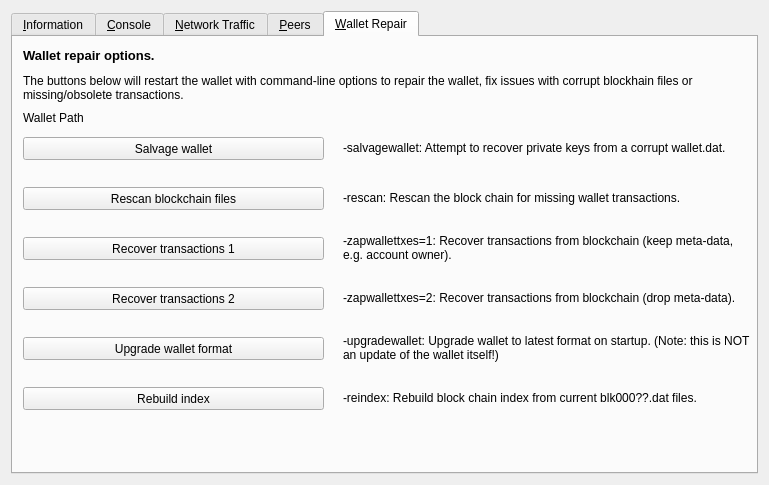
Above: src/qt/forms/debugwindow.ui from coin-lobby/Coin-Lobby-Core before the change. Below: the same form after it.
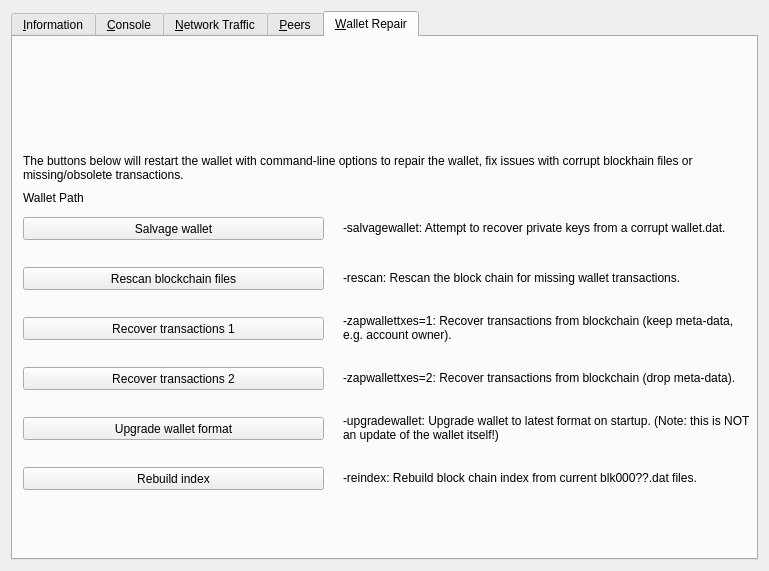
That is the form after the change. The open tabs and pages were chosen to show the change. Icons and pictures are not drawn. Custom widgets are drawn as their Qt base class.

The edit to the form file:
```diff
--- a/src/qt/forms/debugwindow.ui
+++ b/src/qt/forms/debugwindow.ui
@@ -7,7 +7,7 @@
     <x>0</x>
     <y>0</y>
     <width>769</width>
-    <height>485</height>
+    <height>571</height>
    </rect>
   </property>
   <property name="windowTitle">
@@ -1454,7 +1454,7 @@
        <property name="geometry">
         <rect>
          <x>10</x>
-         <y>100</y>
+         <y>180</y>
          <width>301</width>
          <height>23</height>
         </rect>
@@ -1473,7 +1473,7 @@
        <property name="geometry">
         <rect>
          <x>10</x>
-         <y>150</y>
+         <y>230</y>
          <width>301</width>
          <height>23</height>
         </rect>
@@ -1492,7 +1492,7 @@
        <property name="geometry">
         <rect>
          <x>10</x>
-         <y>200</y>
+         <y>280</y>
          <width>301</width>
          <height>23</height>
         </rect>
@@ -1511,7 +1511,7 @@
        <property name="geometry">
         <rect>
          <x>10</x>
-         <y>250</y>
+         <y>330</y>
          <width>301</width>
          <height>23</height>
         </rect>
@@ -1530,7 +1530,7 @@
        <property name="geometry">
         <rect>
          <x>10</x>
-         <y>300</y>
+         <y>380</y>
          <width>301</width>
          <height>23</height>
         </rect>
@@ -1549,7 +1549,7 @@
        <property name="geometry">
         <rect>
          <x>10</x>
-         <y>30</y>
+         <y>110</y>
          <width>711</width>
          <height>41</height>
         </rect>
@@ -1571,7 +1571,7 @@
        <property name="geometry">
         <rect>
          <x>330</x>
-         <y>90</y>
+         <y>170</y>
          <width>411</width>
          <height>41</height>
         </rect>
@@ -1587,7 +1587,7 @@
        <property name="geometry">
         <rect>
          <x>330</x>
-         <y>140</y>
+         <y>220</y>
          <width>411</width>
          <height>41</height>
         </rect>
@@ -1603,7 +1603,7 @@
        <property name="geometry">
         <rect>
          <x>330</x>
-         <y>190</y>
+         <y>270</y>
          <width>411</width>
          <height>41</height>
         </rect>
@@ -1619,7 +1619,7 @@
        <property name="geometry">
         <rect>
          <x>330</x>
-         <y>240</y>
+         <y>320</y>
          <width>411</width>
          <height>41</height>
         </rect>
@@ -1635,7 +1635,7 @@
        <property name="geometry">
         <rect>
          <x>330</x>
-         <y>290</y>
+         <y>370</y>
          <width>411</width>
          <height>41</height>
         </rect>
@@ -1650,10 +1650,10 @@
       <widget class="QLabel" name="label_repair_header">
        <property name="geometry">
         <rect>
-         <x>10</x>
-         <y>10</y>
-         <width>711</width>
-         <height>16</height>
+         <x>20</x>
+         <y>20</y>
+         <width>638</width>
+         <height>74</height>
         </rect>
        </property>
        <property name="font">
@@ -1664,7 +1664,7 @@
         </font>
        </property>
        <property name="text">
-        <string>Wallet repair options.</string>
+        <string>&lt;html&gt;&lt;head/&gt;&lt;body&gt;&lt;p&gt;&lt;img src=&quot;:/images/light/coinlobby_repair&quot;/&gt;&lt;/p&gt;&lt;/body&gt;&lt;/html&gt;</string>
        </property>
        <property name="wordWrap">
         <bool>true</bool>
@@ -1674,7 +1674,7 @@
        <property name="geometry">
         <rect>
          <x>10</x>
-         <y>350</y>
+         <y>430</y>
          <width>301</width>
          <height>23</height>
         </rect>
@@ -1687,7 +1687,7 @@
        <property name="geometry">
         <rect>
          <x>330</x>
-         <y>340</y>
+         <y>420</y>
          <width>411</width>
          <height>41</height>
         </rect>
@@ -1703,7 +1703,7 @@
        <property name="geometry">
         <rect>
          <x>10</x>
-         <y>70</y>
+         <y>150</y>
          <width>731</width>
          <height>21</height>
         </rect>
```
Left out of the diff: 35 changed lines with no effect on the pictures. Lines whose indentation alone changed are shown as unchanged.
